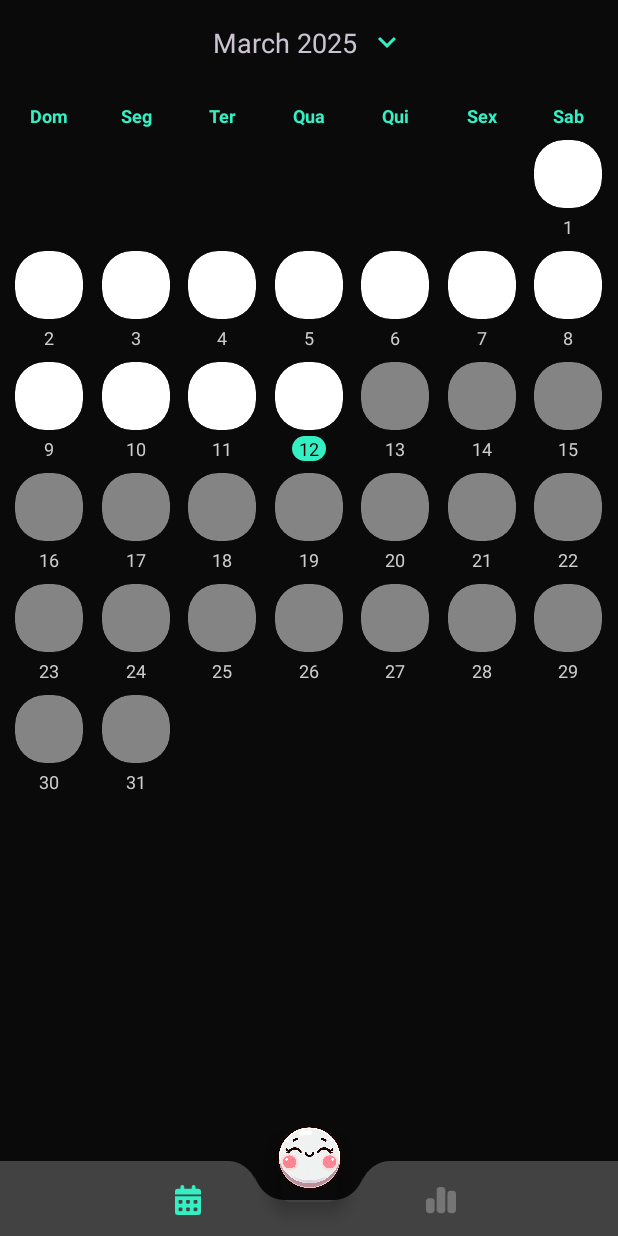
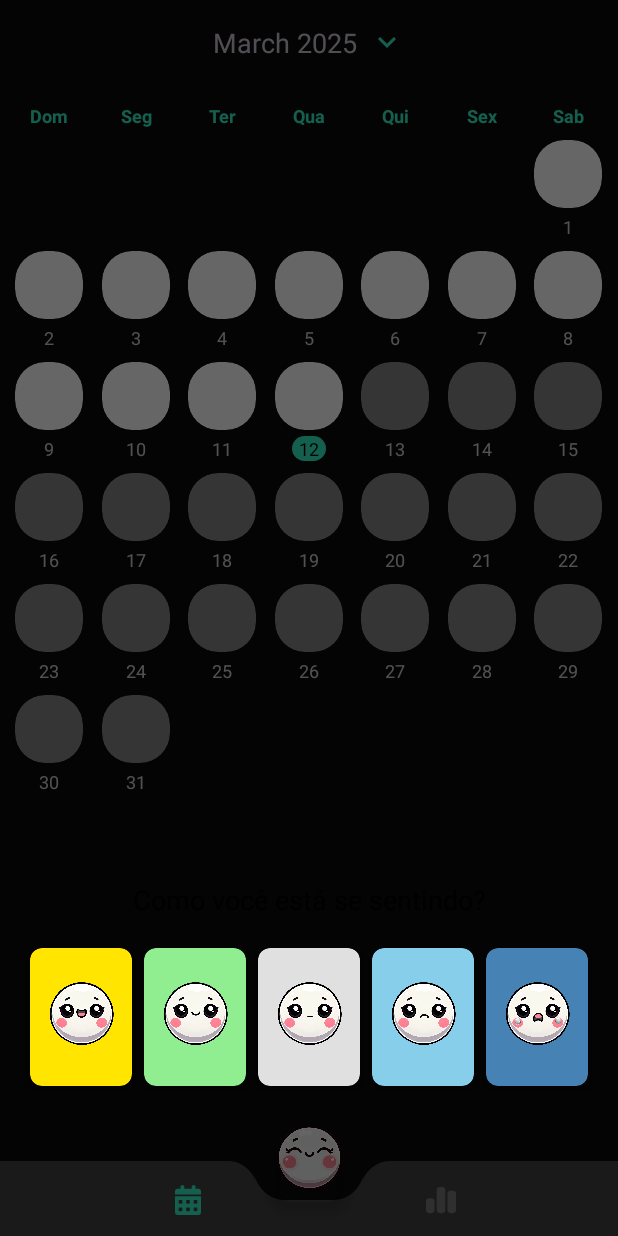
Before and after one commit to Leo-Trevisol/MoodSnap, an Android app: the screen it shows after launch (MainActivity), after a tap on an icon or button, on a phone screen of 412 x 824 dp. Run offline under Robolectric (Android 15) with nearby library versions, the phone set to English and light mode, and no system bars; our stand-ins replace Room's generated code, navigation-ui.

Commit message:
Ajustando dialog de humores para surgir quando clicar no dia

```diff
--- a/app/src/main/java/com/br/leo/moodsnap/MainActivity.kt
+++ b/app/src/main/java/com/br/leo/moodsnap/MainActivity.kt
@@ -51,8 +51,8 @@ class MainActivity : AppCompatActivity(), View.OnClickListener {
 
     override fun onClick(v: View) {
         if (v.id == R.id.fab) {
-            val dialogEmotions = DialogEmotions(this, viewModel)
-            dialogEmotions.show()
+            val dialogEmotions = DialogEmotions(viewModel)
+            dialogEmotions.show(supportFragmentManager, dialogEmotions.tag)
         }
     }
 
--- a/app/src/main/java/com/br/leo/moodsnap/ui/dialog/DialogEmotions.kt
+++ b/app/src/main/java/com/br/leo/moodsnap/ui/dialog/DialogEmotions.kt
@@ -1,58 +1,80 @@
 package com.br.leo.moodsnap.ui.dialog
 
-import android.content.Context
+import android.app.Dialog
 import android.os.Bundle
-import android.view.Gravity
+import android.view.LayoutInflater
+import android.view.View
 import android.view.ViewGroup
-import androidx.appcompat.app.AppCompatDialog
-import androidx.lifecycle.ViewModelProvider
+import android.widget.FrameLayout
+import android.widget.ImageView
 import com.br.leo.moodsnap.R
-import android.widget.ImageView
 import com.br.leo.moodsnap.ui.viewmodel.MainViewModel
+import com.google.android.material.bottomsheet.BottomSheetBehavior
+import com.google.android.material.bottomsheet.BottomSheetDialog
+import com.google.android.material.bottomsheet.BottomSheetDialogFragment
 
-class DialogEmotions(context: Context, private val viewModel: MainViewModel) :
-    AppCompatDialog(context, R.style.RoundedDialog) {
+class DialogEmotions(private val viewModel: MainViewModel) : BottomSheetDialogFragment() {
 
-    override fun onCreate(savedInstanceState: Bundle?) {
-        super.onCreate(savedInstanceState)
-        setContentView(R.layout.emotions_layout)
-
-        window?.setLayout(
-            ViewGroup.LayoutParams.MATCH_PARENT,
-            ViewGroup.LayoutParams.WRAP_CONTENT
-        )
-        window?.setGravity(Gravity.BOTTOM) // Define na parte inferior
-
-        val params = window?.attributes
-        params?.y = 150 // Ajusta a posição para cima (quanto maior, mais para cima)
-        window?.attributes = params
-        initComponents()
+    override fun onCreateView(
+        inflater: LayoutInflater,
+        container: ViewGroup?,
+        savedInstanceState: Bundle?
+    ): View? {
+        return inflater.inflate(R.layout.emotions_layout, container, false)
     }
 
-    private fun initComponents() {
-        findViewById<ImageView>(R.id.emotion_very_happy)?.setOnClickListener {
+    override fun onCreateDialog(savedInstanceState: Bundle?): Dialog {
+        val dialog = super.onCreateDialog(savedInstanceState) as BottomSheetDialog
+
+        dialog.setOnShowListener {
+            val bottomSheet = dialog.findViewById<FrameLayout>(com.google.android.material.R.id.design_bottom_sheet)
+            bottomSheet?.let {
+                val behavior = BottomSheetBehavior.from(it)
+                behavior.state = BottomSheetBehavior.STATE_EXPANDED
+                behavior.skipCollapsed = true
+
+                // Definir a altura máxima para garantir que o diálogo fique acima do FAB
+                val displayMetrics = requireContext().resources.displayMetrics
+                val screenHeight = displayMetrics.heightPixels
+                val marginFromBottom = (80 * displayMetrics.density).toInt() // 80dp em pixels
+                it.layoutParams.height = screenHeight - marginFromBottom
+            }
+        }
+
+        return dialog
+    }
+
+    override fun onViewCreated(view: View, savedInstanceState: Bundle?) {
+        super.onViewCreated(view, savedInstanceState)
+        initComponents(view)
+    }
+
+    private fun initComponents(view: View) {
+        view.findViewById<ImageView>(R.id.emotion_very_happy)?.setOnClickListener {
             viewModel.setSelectedEmotion(R.drawable.muito_feliz)
             dismiss()
         }
 
-        findViewById<ImageView>(R.id.emotion_happy)?.setOnClickListener {
+        view.findViewById<ImageView>(R.id.emotion_happy)?.setOnClickListener {
             viewModel.setSelectedEmotion(R.drawable.feliz)
             dismiss()
         }
 
-        findViewById<ImageView>(R.id.emotion_neutral)?.setOnClickListener {
+        view.findViewById<ImageView>(R.id.emotion_neutral)?.setOnClickListener {
             viewModel.setSelectedEmotion(R.drawable.neutro)
             dismiss()
         }
 
-        findViewById<ImageView>(R.id.emotion_sad)?.setOnClickListener {
+        view.findViewById<ImageView>(R.id.emotion_sad)?.setOnClickListener {
             viewModel.setSelectedEmotion(R.drawable.triste)
             dismiss()
         }
 
-        findViewById<ImageView>(R.id.emotion_very_sad)?.setOnClickListener {
+        view.findViewById<ImageView>(R.id.emotion_very_sad)?.setOnClickListener {
             viewModel.setSelectedEmotion(R.drawable.muito_triste)
             dismiss()
         }
     }
+
+    override fun getTheme(): Int = R.style.BottomSheetDialogTheme
 }
--- a/app/src/main/java/com/br/leo/moodsnap/ui/home/HomeFragment.kt
+++ b/app/src/main/java/com/br/leo/moodsnap/ui/home/HomeFragment.kt
@@ -88,14 +88,8 @@ class HomeFragment : Fragment() {
 
     private fun setupFabListener() {
         activity?.findViewById<View>(R.id.fab)?.setOnClickListener {
-            if (selectedDay != -1) {
-                if (isDateInFuture(selectedDay)) {
-                    Utils.showCustomToast(requireContext(), "Não é possível registrar humor em datas futuras")
-                    return@setOnClickListener
-                }
-                val dialogEmotions = DialogEmotions(requireContext(), mainViewModel)
-                dialogEmotions.show()
-            }
+            val dialogEmotions = DialogEmotions(mainViewModel)
+            dialogEmotions.show(childFragmentManager, dialogEmotions.tag)
         }
     }
 
@@ -204,6 +198,10 @@ class HomeFragment : Fragment() {
             }
             selectedDay = dayOfMonth
             calendarAdapter.setSelectedDay(dayOfMonth)
+
+            // Mostrar o BottomSheet de emoções
+            val dialogEmotions = DialogEmotions(mainViewModel)
+            dialogEmotions.show(childFragmentManager, dialogEmotions.tag)
         }
     }
 
--- a/app/src/main/res/layout/emotions_layout.xml
+++ b/app/src/main/res/layout/emotions_layout.xml
@@ -2,34 +2,35 @@
 <androidx.constraintlayout.widget.ConstraintLayout xmlns:android="http://schemas.android.com/apk/res/android"
     xmlns:app="http://schemas.android.com/apk/res-auto"
     android:orientation="vertical"
-    android:layout_width="wrap_content"
-    android:layout_height="wrap_content">
+    android:layout_width="match_parent"
+    android:layout_height="wrap_content"
+    android:paddingBottom="80dp">
 
     <LinearLayout
-        android:layout_width="wrap_content"
+        android:layout_width="match_parent"
         android:layout_height="wrap_content"
         app:layout_constraintStart_toStartOf="parent"
         app:layout_constraintEnd_toEndOf="parent"
         app:layout_constraintTop_toTopOf="parent"
-        android:orientation="vertical">
+        android:orientation="vertical"
+        android:padding="16dp">
 
         <TextView
             android:id="@+id/title_dialog"
             android:layout_width="match_parent"
             android:layout_height="wrap_content"
-            android:text="Informe a sua emoção"
-            android:layout_marginBottom="10dp"
+            android:text="Como você está se sentindo?"
+            android:layout_marginBottom="16dp"
             android:layout_gravity="center"
             android:gravity="center"
-            >
-
+            android:textSize="18sp"
+            android:textColor="@android:color/black">
         </TextView>
 
         <LinearLayout
-            android:layout_width="wrap_content"
+            android:layout_width="match_parent"
             android:layout_height="100dp"
-            android:orientation="horizontal"
-            android:padding="8dp">
+            android:orientation="horizontal">
 
             <androidx.cardview.widget.CardView
                 android:id="@+id/card_very_happy"
@@ -38,15 +39,15 @@
                 android:layout_weight="1"
                 android:layout_margin="4dp"
                 app:cardBackgroundColor="#FFE500"
-                app:cardCornerRadius="8dp">
+                app:cardCornerRadius="8dp"
+                app:cardElevation="2dp">
 
                 <ImageView
                     android:id="@+id/emotion_very_happy"
                     android:layout_width="match_parent"
                     android:layout_height="match_parent"
                     android:padding="8dp"
-                    android:src="@drawable/muito_feliz"
-                    >
+                    android:src="@drawable/muito_feliz">
                 </ImageView>
             </androidx.cardview.widget.CardView>
 
@@ -57,15 +58,15 @@
                 android:layout_weight="1"
                 android:layout_margin="4dp"
                 app:cardBackgroundColor="#90EE90"
-                app:cardCornerRadius="8dp">
+                app:cardCornerRadius="8dp"
+                app:cardElevation="2dp">
 
                 <ImageView
                     android:id="@+id/emotion_happy"
                     android:layout_width="match_parent"
                     android:layout_height="match_parent"
                     android:padding="8dp"
-                    android:src="@drawable/feliz"
-                    >
+                    android:src="@drawable/feliz">
                 </ImageView>
             </androidx.cardview.widget.CardView>
 
@@ -76,15 +77,15 @@
                 android:layout_weight="1"
                 android:layout_margin="4dp"
                 app:cardBackgroundColor="#E0E0E0"
-                app:cardCornerRadius="8dp">
+                app:cardCornerRadius="8dp"
+                app:cardElevation="2dp">
 
                 <ImageView
                     android:id="@+id/emotion_neutral"
                     android:layout_width="match_parent"
                     android:layout_height="match_parent"
                     android:padding="8dp"
-                    android:src="@drawable/neutro"
-                    >
+                    android:src="@drawable/neutro">
                 </ImageView>
             </androidx.cardview.widget.CardView>
 
@@ -95,15 +96,15 @@
                 android:layout_weight="1"
                 android:layout_margin="4dp"
                 app:cardBackgroundColor="#87CEEB"
-                app:cardCornerRadius="8dp">
+                app:cardCornerRadius="8dp"
+                app:cardElevation="2dp">
 
                 <ImageView
                     android:id="@+id/emotion_sad"
                     android:layout_width="match_parent"
                     android:layout_height="match_parent"
                     android:padding="8dp"
-                    android:src="@drawable/triste"
-                    >
+                    android:src="@drawable/triste">
                 </ImageView>
             </androidx.cardview.widget.CardView>
 
@@ -114,15 +115,15 @@
                 android:layout_weight="1"
                 android:layout_margin="4dp"
                 app:cardBackgroundColor="#4682B4"
-                app:cardCornerRadius="8dp">
+                app:cardCornerRadius="8dp"
+                app:cardElevation="2dp">
 
                 <ImageView
                     android:id="@+id/emotion_very_sad"
                     android:layout_width="match_parent"
                     android:layout_height="match_parent"
                     android:padding="8dp"
-                    android:src="@drawable/muito_triste"
-                    >
+                    android:src="@drawable/muito_triste">
                 </ImageView>
             </androidx.cardview.widget.CardView>
 
--- a/app/src/main/res/values/themes.xml
+++ b/app/src/main/res/values/themes.xml
@@ -28,4 +28,14 @@
         <item name="android:navigationBarColor">@color/dark_primary</item>
     </style>
 
+    <style name="BottomSheetDialogTheme" parent="Theme.Design.Light.BottomSheetDialog">
+        <item name="bottomSheetStyle">@style/BottomSheetStyle</item>
+    </style>
+
+    <style name="BottomSheetStyle" parent="Widget.Design.BottomSheet.Modal">
+        <item name="android:background">@android:color/transparent</item>
+        <item name="behavior_peekHeight">0dp</item>
+        <item name="behavior_hideable">true</item>
+    </style>
+
 </resources>
```
